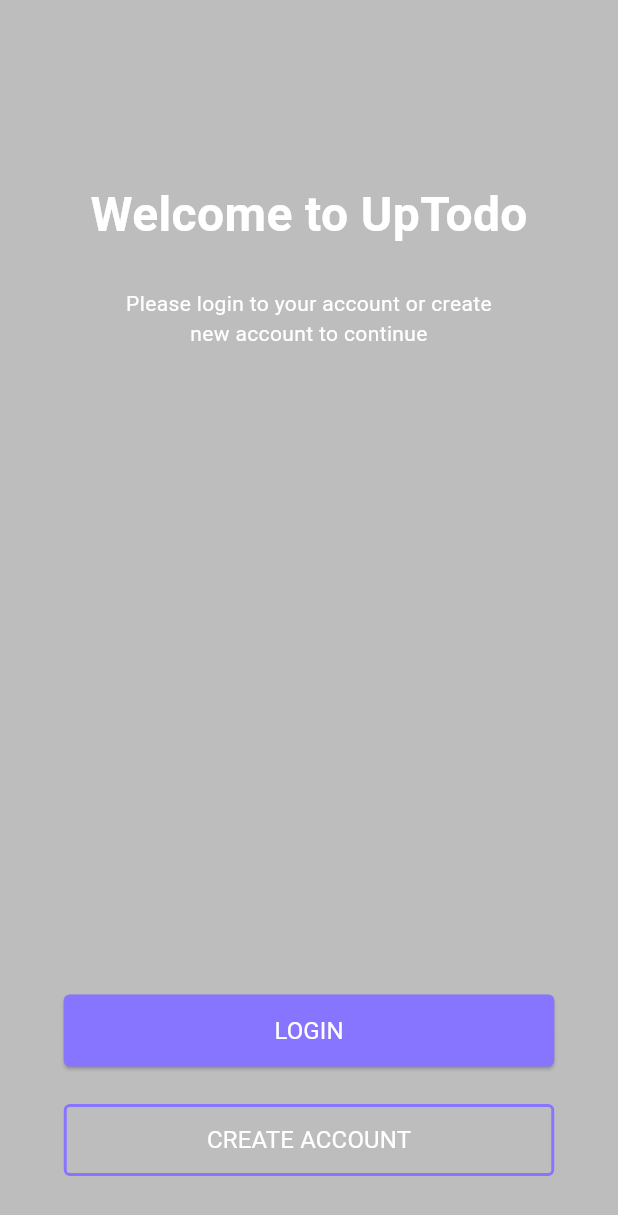
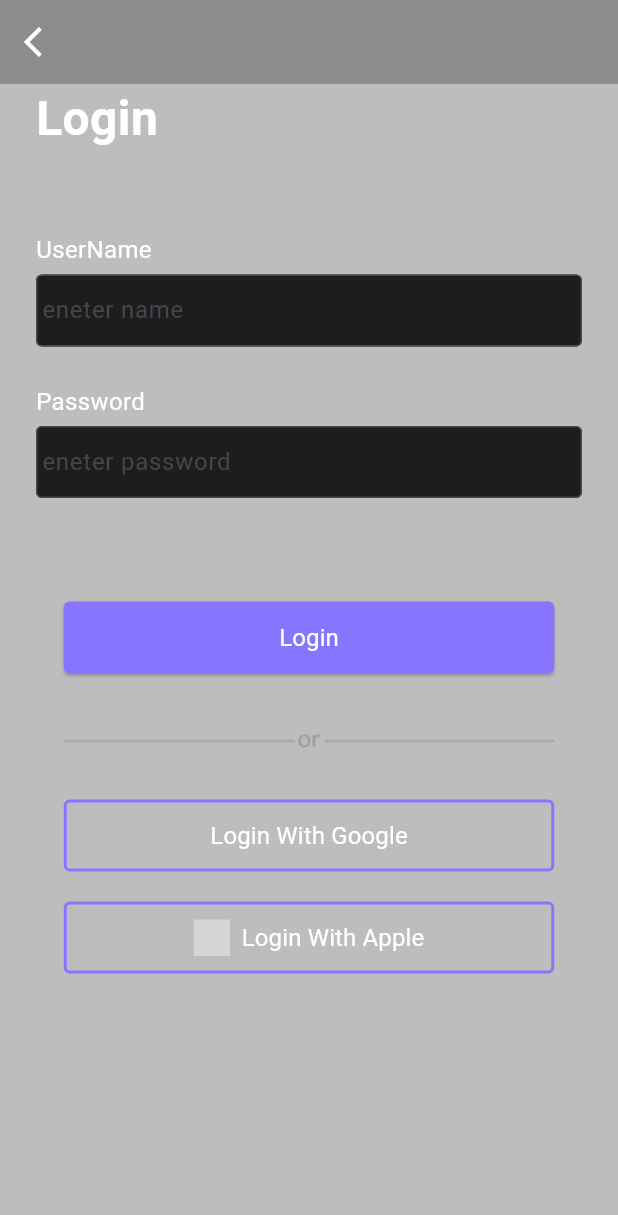
Before and after one commit to dilshan-mp/todo_app, a Flutter app: the FirstLoginPage screen opened by its route, after a tap on "LOGIN", on a phone screen of 412 x 824 dp. Shown: the top 1215 px of the screen. Run offline on Flutter 3.47's test engine with Material 3 defaults, Android fonts, the light colour scheme and no system bars; our stand-ins replace device_preview, flutter_svg; grey boxes are pictures that could not be loaded.

Commit message:
login page ui done

```diff
--- a/lib/main.dart
+++ b/lib/main.dart
@@ -2,6 +2,8 @@ import 'package:device_preview/device_preview.dart';
 import 'package:flutter/foundation.dart';
 import 'package:flutter/material.dart';
 import 'package:todo_app/screens/loginPages/firstPage.dart';
+import 'package:todo_app/screens/loginPages/loginPage.dart';
+import 'package:todo_app/screens/loginPages/registerPage.dart';
 import 'package:todo_app/screens/splashPages/firstPage.dart';
 import 'package:todo_app/screens/splashPages/fourthPage.dart';
 import 'package:todo_app/screens/splashPages/secondPage.dart';
@@ -28,13 +30,14 @@ class MyApp extends StatelessWidget {
       initialRoute: '/firstPage',
       routes: {
         //splashScreens
-        '/firstPage':(context)=>const FirstPage(),
-        '/secondPage':(context)=>const SecondPage(),
-        '/thirdPage':(context)=>const ThirdScreen(),
-        '/fourthPage':(context)=>const Fourthpage(),
+        '/firstPage': (context) => const FirstPage(),
+        '/secondPage': (context) => const SecondPage(),
+        '/thirdPage': (context) => const ThirdScreen(),
+        '/fourthPage': (context) => const Fourthpage(),
         //login pages
-        '/firstLoginPage':(context)=>const FirstLoginPage(),
-
+        '/firstLoginPage': (context) => const FirstLoginPage(),
+        '/loginPage': (context) => const LoginPage(),
+        '/registerPage': (context) => const RegisterPage(),
       },
     );
   }
--- a/lib/screens/loginPages/firstPage.dart
+++ b/lib/screens/loginPages/firstPage.dart
@@ -8,11 +8,11 @@ class FirstLoginPage extends StatelessWidget {
 
   @override
   Widget build(BuildContext context) {
-    return const Scaffold(
+    return Scaffold(
       backgroundColor: Colors.black26,
       body: Column(
         children: [
-          Padding(
+          const Padding(
             padding: EdgeInsets.only(top: 120),
             child: Center(
               child: Text(
@@ -24,10 +24,10 @@ class FirstLoginPage extends StatelessWidget {
               ),
             ),
           ),
-          SizedBox(
+          const SizedBox(
             height: 26,
           ),
-          Padding(
+          const Padding(
             padding: EdgeInsets.only(left: 44, right: 44),
             child: Center(
               child: Text(
@@ -37,16 +37,24 @@ class FirstLoginPage extends StatelessWidget {
               ),
             ),
           ),
-          Spacer(),
+          const Spacer(),
           MainButton(
             buttontext: 'LOGIN',
+            onPressed: () {
+              Navigator.pushReplacementNamed(context, '/loginPage');
+            },
           ),
-          SizedBox(
+          const SizedBox(
             height: 5,
           ),
           Padding(
             padding: EdgeInsets.only(bottom: 40, top: 20),
-            child: TransparentMainButton(buttontext: 'CREATE ACCOUNT'),
+            child: TransparentMainButton(
+              buttonText: 'CREATE ACCOUNT',
+              onPressed: () {
+                Navigator.pushReplacementNamed(context, '/registerPage');
+              },
+            ),
           )
         ],
       ),
--- /dev/null
+++ b/lib/screens/loginPages/loginPage.dart
@@ -0,0 +1,121 @@
+import 'package:flutter/foundation.dart';
+import 'package:flutter/material.dart';
+import 'package:todo_app/widgets/mainButton.dart';
+import 'package:todo_app/widgets/textFields.dart';
+import 'package:todo_app/widgets/transparentMainButton.dart';
+
+class LoginPage extends StatefulWidget {
+  const LoginPage({super.key});
+
+  @override
+  State<LoginPage> createState() => _LoginPageState();
+}
+
+class _LoginPageState extends State<LoginPage> {
+  @override
+  Widget build(BuildContext context) {
+    return Scaffold(
+        backgroundColor: Colors.black26, // Body color
+        appBar: AppBar(
+          backgroundColor: Colors.black26, // Match AppBar color to body color
+          elevation: 0,
+          leading: IconButton(
+              onPressed: () {
+                Navigator.pop(context);
+              },
+              icon: const Icon(
+                Icons.arrow_back_ios,
+                color: Colors.white,
+              )),
+        ),
+        body: Column(
+          crossAxisAlignment: CrossAxisAlignment.start,
+          children: [
+            const Padding(
+              padding: EdgeInsets.only(left: 24),
+              child: Text(
+                'Login',
+                style: TextStyle(
+                  color: Colors.white,
+                  fontSize: 32,
+                  fontWeight: FontWeight.w700,
+                ),
+              ),
+            ),
+            const SizedBox(
+              height: 53,
+            ),
+            const Padding(
+              padding: EdgeInsets.only(left: 24),
+              child: Text(
+                'UserName',
+                style: TextStyle(
+                  color: Colors.white,
+                  fontSize: 16,
+                  fontWeight: FontWeight.w400,
+                ),
+              ),
+            ),
+            const SizedBox(
+              height: 5,
+            ),
+            const Textfields(
+              hintText: 'eneter name',
+              textInputType: TextInputType.emailAddress,
+              isPassword: false,
+            ),
+            const Padding(
+              padding: EdgeInsets.only(left: 24, top: 25),
+              child: Text(
+                'Password',
+                style: TextStyle(
+                  color: Colors.white,
+                  fontSize: 16,
+                  fontWeight: FontWeight.w400,
+                ),
+              ),
+            ),
+            const SizedBox(
+              height: 5,
+            ),
+            const Textfields(
+              hintText: 'eneter password',
+              textInputType: TextInputType.visiblePassword,
+              isPassword: true,
+            ),
+            const SizedBox(
+              height: 69,
+            ),
+            Center(
+              child: MainButton(
+                buttontext: 'Login',
+                onPressed: () {},
+              ),
+            ),
+            const SizedBox(
+              height: 31,
+            ),
+            Center(child: Image.asset('assets/Divider.png')),
+            const SizedBox(
+              height: 29,
+            ),
+            Center(
+              child: TransparentMainButton(
+                buttonText: 'Login With Google',
+                onPressed: () {},
+              ),
+            ),
+            const SizedBox(
+              height: 20,
+            ),
+            Center(
+              child: TransparentMainButton(
+                svgImage: 'assets/svg/apple-svgrepo-com.svg',
+                buttonText: 'Login With Apple',
+                onPressed: () {},
+              ),
+            )
+          ],
+        ));
+  }
+}
--- /dev/null
+++ b/lib/screens/loginPages/registerPage.dart
@@ -0,0 +1,16 @@
+import 'package:flutter/foundation.dart';
+import 'package:flutter/material.dart';
+
+class RegisterPage extends StatefulWidget {
+  const RegisterPage({super.key});
+
+  @override
+  State<RegisterPage> createState() => _RegisterPageState();
+}
+
+class _RegisterPageState extends State<RegisterPage> {
+  @override
+  Widget build(BuildContext context) {
+    return Scaffold();
+  }
+}
--- a/lib/widgets/mainButton.dart
+++ b/lib/widgets/mainButton.dart
@@ -2,9 +2,11 @@ import 'package:flutter/material.dart';
 
 class MainButton extends StatelessWidget {
   final String buttontext;
+  final VoidCallback onPressed;
   const MainButton({
     super.key,
     required this.buttontext,
+    required this.onPressed,
   });
 
   @override
@@ -13,7 +15,7 @@ class MainButton extends StatelessWidget {
       width: 327,
       height: 48,
       child: ElevatedButton(
-        onPressed: () {},
+        onPressed: onPressed,
         style: ElevatedButton.styleFrom(
             backgroundColor: const Color(0xff8875FF),
             shape:
--- /dev/null
+++ b/lib/widgets/textFields.dart
@@ -0,0 +1,54 @@
+import 'package:flutter/foundation.dart';
+import 'package:flutter/material.dart';
+
+class Textfields extends StatefulWidget {
+  final String hintText;
+  final TextInputType textInputType;
+  final bool isPassword;
+  const Textfields(
+      {super.key,
+      required this.hintText,
+      required this.textInputType,
+      required this.isPassword});
+
+  @override
+  State<Textfields> createState() => _TextfieldsState();
+}
+
+class _TextfieldsState extends State<Textfields> {
+  @override
+  Widget build(BuildContext context) {
+    return Padding(
+      padding: const EdgeInsets.only(left: 24, right: 24),
+      child: TextField(
+        //controller: _controller, // Attach the controller to the TextField
+        keyboardType: widget.textInputType,
+        obscureText: widget.isPassword,
+
+        decoration: InputDecoration(
+          hintText:
+              widget.hintText, // Use the hintText property for placeholder text
+          border: const OutlineInputBorder(
+            borderRadius: BorderRadius.only(
+              topLeft: Radius.circular(4), // Rounded corners for top-left
+              bottomLeft: Radius.circular(4), // Square corners for bottom-left
+              topRight: Radius.circular(4), // Square corners for top-right
+              bottomRight:
+                  Radius.circular(4), // Square corners for bottom-right
+            ),
+            borderSide:
+                BorderSide(color: Colors.transparent), // No visible border
+          ),
+          filled: true, // Fill color
+          fillColor:
+              const Color(0xFF1D1D1D), // Background color of the TextField
+          contentPadding:
+              const EdgeInsets.fromLTRB(0, 12, 0, 0), // Custom padding
+        ),
+        style: const TextStyle(
+          color: Colors.white, // Text color inside the TextField
+        ),
+      ),
+    );
+  }
+}
--- a/lib/widgets/transparentMainButton.dart
+++ b/lib/widgets/transparentMainButton.dart
@@ -1,9 +1,19 @@
 import 'package:flutter/foundation.dart';
 import 'package:flutter/material.dart';
+import 'package:flutter_svg/svg.dart';
 
 class TransparentMainButton extends StatelessWidget {
-  final String buttontext;
-  const TransparentMainButton({super.key, required this.buttontext});
+  final String buttonText;
+  final VoidCallback onPressed;
+  final String? svgImage; // Add an optional image parameter
+
+  const TransparentMainButton({
+    super.key,
+    required this.buttonText,
+    required this.onPressed,
+    this.svgImage,
+    // Accept image as an optional parameter
+  });
 
   @override
   Widget build(BuildContext context) {
@@ -11,7 +21,7 @@ class TransparentMainButton extends StatelessWidget {
       width: 327,
       height: 48,
       child: ElevatedButton(
-        onPressed: () {},
+        onPressed: onPressed,
         style: ElevatedButton.styleFrom(
           backgroundColor: Colors.transparent,
           shape: RoundedRectangleBorder(
@@ -23,13 +33,28 @@ class TransparentMainButton extends StatelessWidget {
           ),
           elevation: 0,
         ),
-        child: Text(
-          buttontext,
-          style: const TextStyle(
-            color: Colors.white,
-            fontSize: 16,
-            fontWeight: FontWeight.w400,
-          ),
+        child: Row(
+          mainAxisAlignment: MainAxisAlignment.center,
+          children: [
+            if (svgImage != null) // Check if the SVG image path is provided
+              Padding(
+                padding: const EdgeInsets.only(
+                    right: 8.0), // Add space between image and text
+                child: SvgPicture.asset(
+                  svgImage!, // Load the SVG image
+                  width: 24,
+                  height: 24,
+                ),
+              ),
+            Text(
+              buttonText,
+              style: const TextStyle(
+                color: Colors.white,
+                fontSize: 16,
+                fontWeight: FontWeight.w400,
+              ),
+            ),
+          ],
         ),
       ),
     );
--- a/pubspec.yaml
+++ b/pubspec.yaml
@@ -35,6 +35,7 @@ dependencies:
   # Use with the CupertinoIcons class for iOS style icons.
   cupertino_icons: ^1.0.8
   device_preview: ^1.2.0
+  flutter_svg: ^2.0.10+1
 
 dev_dependencies:
   flutter_test:
```
Also changed, not shown: assets/Divider.png (added), assets/svg/apple-svgrepo-com.svg (added), assets/svg/google-color-svgrepo-com.svg (added), pubspec.lock.
